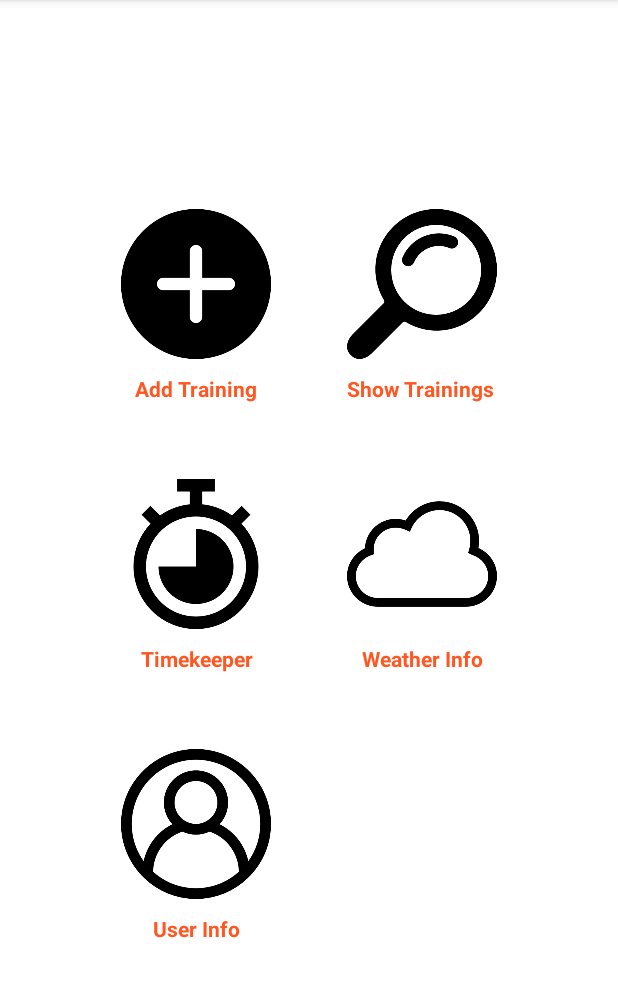
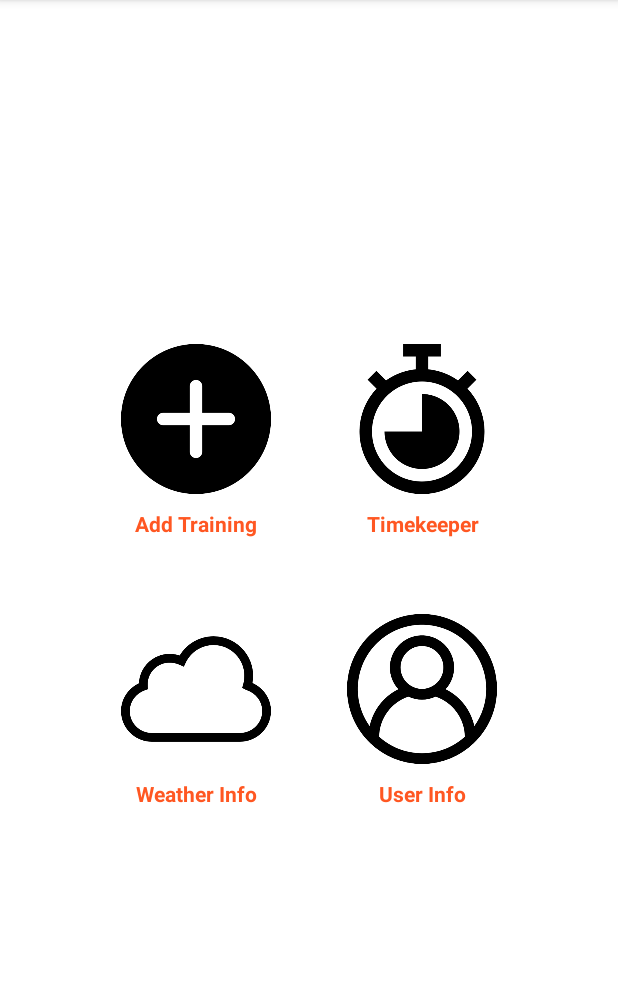
Before and after one commit to doanburak97/FitnessApplication, an Android app: the screen it shows after launch once a user with an empty profile is signed in (MainActivity), on a phone screen of 412 x 824 dp, the part 84-1081 px from its top. Run offline under Robolectric (Android 15) with nearby library versions, the phone set to English and light mode, and no system bars; our stand-ins replace Firebase (no records; nobody signed in at launch, a user with empty details on screens opened directly); Roboto replaces fonts that are not available here.

Commit message:
training info before

```diff
--- a/app/src/main/java/com/doanburak/fitnessapplication/activity/AddTrainingActivity.java
+++ b/app/src/main/java/com/doanburak/fitnessapplication/activity/AddTrainingActivity.java
@@ -19,7 +19,11 @@ import com.google.firebase.auth.FirebaseUser;
 import com.google.firebase.database.DatabaseReference;
 import com.google.firebase.database.FirebaseDatabase;
 
+import java.util.UUID;
+
 public class AddTrainingActivity extends AppCompatActivity implements AdapterView.OnItemSelectedListener {
+
+    //UUID.randomUUID();
 
     Button btn_add, btn_back;
     Spinner sp_trainingType, sp_set, sp_repeat;
@@ -41,6 +45,7 @@ public class AddTrainingActivity extends AppCompatActivity implements AdapterVie
         et_desc = findViewById(R.id.et_desc);
         btn_add = findViewById(R.id.btn_add2);
         btn_back = findViewById(R.id.btn_back);
+
 
         //array adapter for training type spinner
         ArrayAdapter<CharSequence> trainingType_adapter = ArrayAdapter.createFromResource(this, R.array.trainingType, android.R.layout.simple_spinner_item);
--- a/app/src/main/java/com/doanburak/fitnessapplication/activity/WeatherInfoActivity.java
+++ b/app/src/main/java/com/doanburak/fitnessapplication/activity/WeatherInfoActivity.java
@@ -74,8 +74,8 @@ public class WeatherInfoActivity extends AppCompatActivity implements AdapterVie
             @Override
             public void onResponse(Call<Example> call, Response<Example> response) {
 
-                float convertedTemp = convertKToC(Float.valueOf(response.body().getMain().getTemp()));
-                float convertedFeels = convertKToC(Float.valueOf(response.body().getMain().getFeels()));
+                float convertedTemp = Math.round(convertKToC(Float.valueOf(response.body().getMain().getTemp())));
+                float convertedFeels = Math.round(convertKToC(Float.valueOf(response.body().getMain().getFeels())));
 
                 tv_temp.setText("Temperature : " + String.valueOf(convertedTemp) + " 'C");
                 tv_feels.setText("Feels Like : " + String.valueOf(convertedFeels) + " 'C");
--- a/app/src/main/res/layout/activity_main.xml
+++ b/app/src/main/res/layout/activity_main.xml
@@ -53,37 +53,6 @@
                 android:orientation="vertical">
 
                 <ImageView
-                    android:id="@+id/imageView4"
-                    android:layout_width="100sp"
-                    android:layout_height="100sp"
-                    android:onClick="showTrainings"
-                    app:srcCompat="@drawable/magnifier" />
-
-                <TextView
-                    android:id="@+id/textView4"
-                    android:layout_width="match_parent"
-                    android:layout_height="wrap_content"
-                    android:layout_marginTop="10sp"
-                    android:text="Show Trainings"
-                    android:textColor="#FF5722"
-                    android:textStyle="bold" />
-
-            </LinearLayout>
-
-        </LinearLayout>
-
-        <LinearLayout
-            android:layout_width="wrap_content"
-            android:layout_height="wrap_content"
-            android:orientation="horizontal">
-
-            <LinearLayout
-                android:layout_width="wrap_content"
-                android:layout_height="wrap_content"
-                android:layout_margin="25sp"
-                android:orientation="vertical">
-
-                <ImageView
                     android:id="@+id/imageView5"
                     android:layout_width="100sp"
                     android:layout_height="100sp"
@@ -100,6 +69,13 @@
                     android:textColor="#FF5722"
                     android:textStyle="bold" />
             </LinearLayout>
+
+        </LinearLayout>
+
+        <LinearLayout
+            android:layout_width="wrap_content"
+            android:layout_height="wrap_content"
+            android:orientation="horizontal">
 
             <LinearLayout
                 android:layout_width="wrap_content"
@@ -125,13 +101,6 @@
                     android:textStyle="bold" />
             </LinearLayout>
 
-        </LinearLayout>
-
-        <LinearLayout
-            android:layout_width="wrap_content"
-            android:layout_height="wrap_content"
-            android:orientation="horizontal">
-
             <LinearLayout
                 android:layout_width="wrap_content"
                 android:layout_height="wrap_content"
@@ -155,6 +124,14 @@
                     android:textColor="#FF5722"
                     android:textStyle="bold" />
             </LinearLayout>
+
+        </LinearLayout>
+
+        <LinearLayout
+            android:layout_width="wrap_content"
+            android:layout_height="wrap_content"
+            android:orientation="horizontal">
+
         </LinearLayout>
     </LinearLayout>
 
```
Also changed, not shown: 2 other files.
